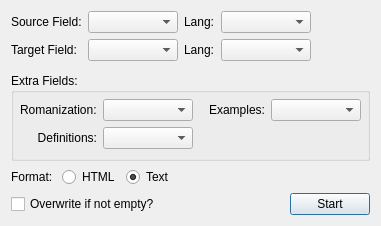
Qt form form.ui (kelciour/google-translate) before a commit.
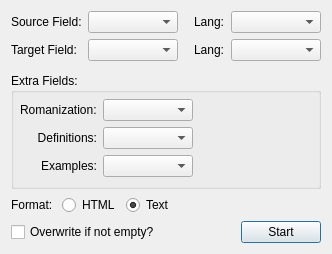
The same form after that commit.

Commit message: Always strip HTML to get definitions

```diff
--- a/form.ui
+++ b/form.ui
@@ -6,8 +6,8 @@
    <rect>
     <x>0</x>
     <y>0</y>
-    <width>371</width>
-    <height>214</height>
+    <width>329</width>
+    <height>240</height>
    </rect>
   </property>
   <property name="sizePolicy">
@@ -21,13 +21,30 @@
   </property>
   <layout class="QVBoxLayout" name="verticalLayout">
    <item>
-    <layout class="QGridLayout" name="gridLayout" rowstretch="0,0" columnstretch="0,0,0,0,0">
+    <layout class="QGridLayout" name="gridLayout" rowstretch="0,0" columnstretch="0,0,0,0,0,0">
      <property name="sizeConstraint">
       <enum>QLayout::SetDefaultConstraint</enum>
      </property>
      <property name="bottomMargin">
       <number>6</number>
      </property>
+     <item row="0" column="4">
+      <widget class="QComboBox" name="sourceLang">
+       <property name="minimumSize">
+        <size>
+         <width>90</width>
+         <height>0</height>
+        </size>
+       </property>
+      </widget>
+     </item>
+     <item row="0" column="3">
+      <widget class="QLabel" name="label_3">
+       <property name="text">
+        <string>Lang:</string>
+       </property>
+      </widget>
+     </item>
      <item row="0" column="0">
       <widget class="QLabel" name="label">
        <property name="text">
@@ -35,23 +52,6 @@
        </property>
       </widget>
      </item>
-     <item row="0" column="2">
-      <widget class="QLabel" name="label_3">
-       <property name="text">
-        <string>Lang:</string>
-       </property>
-      </widget>
-     </item>
-     <item row="0" column="3">
-      <widget class="QComboBox" name="sourceLang">
-       <property name="minimumSize">
-        <size>
-         <width>90</width>
-         <height>0</height>
-        </size>
-       </property>
-      </widget>
-     </item>
      <item row="1" column="1">
       <widget class="QComboBox" name="targetField">
        <property name="minimumSize">
@@ -65,26 +65,13 @@
        </property>
       </widget>
      </item>
-     <item row="1" column="2">
+     <item row="1" column="3">
       <widget class="QLabel" name="label_4">
        <property name="text">
         <string>Lang:</string>
        </property>
       </widget>
      </item>
-     <item row="0" column="1">
-      <widget class="QComboBox" name="sourceField">
-       <property name="minimumSize">
-        <size>
-         <width>90</width>
-         <height>0</height>
-        </size>
-       </property>
-       <property name="sizeAdjustPolicy">
-        <enum>QComboBox::AdjustToContents</enum>
-       </property>
-      </widget>
-     </item>
      <item row="1" column="0">
       <widget class="QLabel" name="label_2">
        <property name="text">
@@ -92,7 +79,20 @@
        </property>
       </widget>
      </item>
-     <item row="1" column="3">
+     <item row="0" column="1">
+      <widget class="QComboBox" name="sourceField">
+       <property name="minimumSize">
+        <size>
+         <width>90</width>
+         <height>0</height>
+        </size>
+       </property>
+       <property name="sizeAdjustPolicy">
+        <enum>QComboBox::AdjustToContents</enum>
+       </property>
+      </widget>
+     </item>
+     <item row="1" column="4">
       <widget class="QComboBox" name="targetLang">
        <property name="minimumSize">
         <size>
@@ -102,7 +102,7 @@
        </property>
       </widget>
      </item>
-     <item row="0" column="4">
+     <item row="0" column="5">
       <spacer name="horizontalSpacer_2">
        <property name="orientation">
         <enum>Qt::Horizontal</enum>
@@ -118,6 +118,22 @@
        </property>
       </spacer>
      </item>
+     <item row="0" column="2">
+      <spacer name="horizontalSpacer_6">
+       <property name="orientation">
+        <enum>Qt::Horizontal</enum>
+       </property>
+       <property name="sizeType">
+        <enum>QSizePolicy::Fixed</enum>
+       </property>
+       <property name="sizeHint" stdset="0">
+        <size>
+         <width>10</width>
+         <height>20</height>
+        </size>
+       </property>
+      </spacer>
+     </item>
     </layout>
    </item>
    <item>
@@ -146,24 +162,8 @@
       </property>
       <item>
        <layout class="QGridLayout" name="gridLayout_2">
-        <item row="0" column="3">
-         <widget class="QLabel" name="label_8">
-          <property name="layoutDirection">
-           <enum>Qt::LeftToRight</enum>
-          </property>
-          <property name="styleSheet">
-           <string notr="true"/>
-          </property>
-          <property name="text">
-           <string>Examples:</string>
-          </property>
-          <property name="alignment">
-           <set>Qt::AlignRight|Qt::AlignTrailing|Qt::AlignVCenter</set>
-          </property>
-         </widget>
-        </item>
-        <item row="0" column="4">
-         <widget class="QComboBox" name="exField">
+        <item row="0" column="1">
+         <widget class="QComboBox" name="rmField">
           <property name="minimumSize">
            <size>
             <width>90</width>
@@ -172,22 +172,6 @@
           </property>
          </widget>
         </item>
-        <item row="0" column="2">
-         <spacer name="horizontalSpacer_5">
-          <property name="orientation">
-           <enum>Qt::Horizontal</enum>
-          </property>
-          <property name="sizeType">
-           <enum>QSizePolicy::Fixed</enum>
-          </property>
-          <property name="sizeHint" stdset="0">
-           <size>
-            <width>10</width>
-            <height>20</height>
-           </size>
-          </property>
-         </spacer>
-        </item>
         <item row="0" column="0">
          <widget class="QLabel" name="label_6">
           <property name="styleSheet">
@@ -198,22 +182,6 @@
           </property>
          </widget>
         </item>
-        <item row="0" column="5">
-         <spacer name="horizontalSpacer_3">
-          <property name="orientation">
-           <enum>Qt::Horizontal</enum>
-          </property>
-          <property name="sizeType">
-           <enum>QSizePolicy::Expanding</enum>
-          </property>
-          <property name="sizeHint" stdset="0">
-           <size>
-            <width>0</width>
-            <height>20</height>
-           </size>
-          </property>
-         </spacer>
-        </item>
         <item row="1" column="1">
          <widget class="QComboBox" name="mdField">
           <property name="minimumSize">
@@ -224,16 +192,6 @@
           </property>
          </widget>
         </item>
-        <item row="0" column="1">
-         <widget class="QComboBox" name="rmField">
-          <property name="minimumSize">
-           <size>
-            <width>90</width>
-            <height>0</height>
-           </size>
-          </property>
-         </widget>
-        </item>
         <item row="1" column="0">
          <widget class="QLabel" name="label_7">
           <property name="layoutDirection">
@@ -250,6 +208,45 @@
           </property>
          </widget>
         </item>
+        <item row="2" column="0">
+         <widget class="QLabel" name="label_8">
+          <property name="layoutDirection">
+           <enum>Qt::LeftToRight</enum>
+          </property>
+          <property name="styleSheet">
+           <string notr="true"/>
+          </property>
+          <property name="text">
+           <string>Examples:</string>
+          </property>
+          <property name="alignment">
+           <set>Qt::AlignRight|Qt::AlignTrailing|Qt::AlignVCenter</set>
+          </property>
+         </widget>
+        </item>
+        <item row="2" column="1">
+         <widget class="QComboBox" name="exField">
+          <property name="minimumSize">
+           <size>
+            <width>90</width>
+            <height>0</height>
+           </size>
+          </property>
+         </widget>
+        </item>
+        <item row="0" column="2">
+         <spacer name="horizontalSpacer_3">
+          <property name="orientation">
+           <enum>Qt::Horizontal</enum>
+          </property>
+          <property name="sizeHint" stdset="0">
+           <size>
+            <width>40</width>
+            <height>20</height>
+           </size>
+          </property>
+         </spacer>
+        </item>
        </layout>
       </item>
      </layout>
```
The commit also changes 1 other file.
